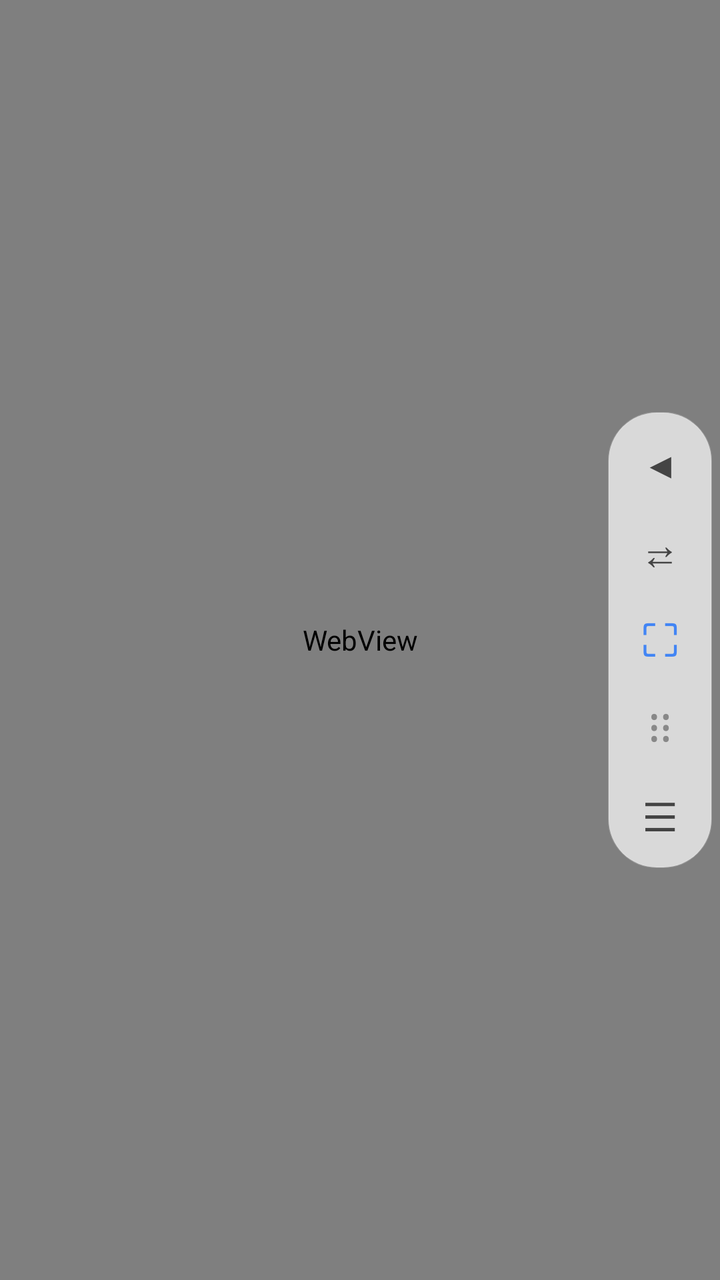
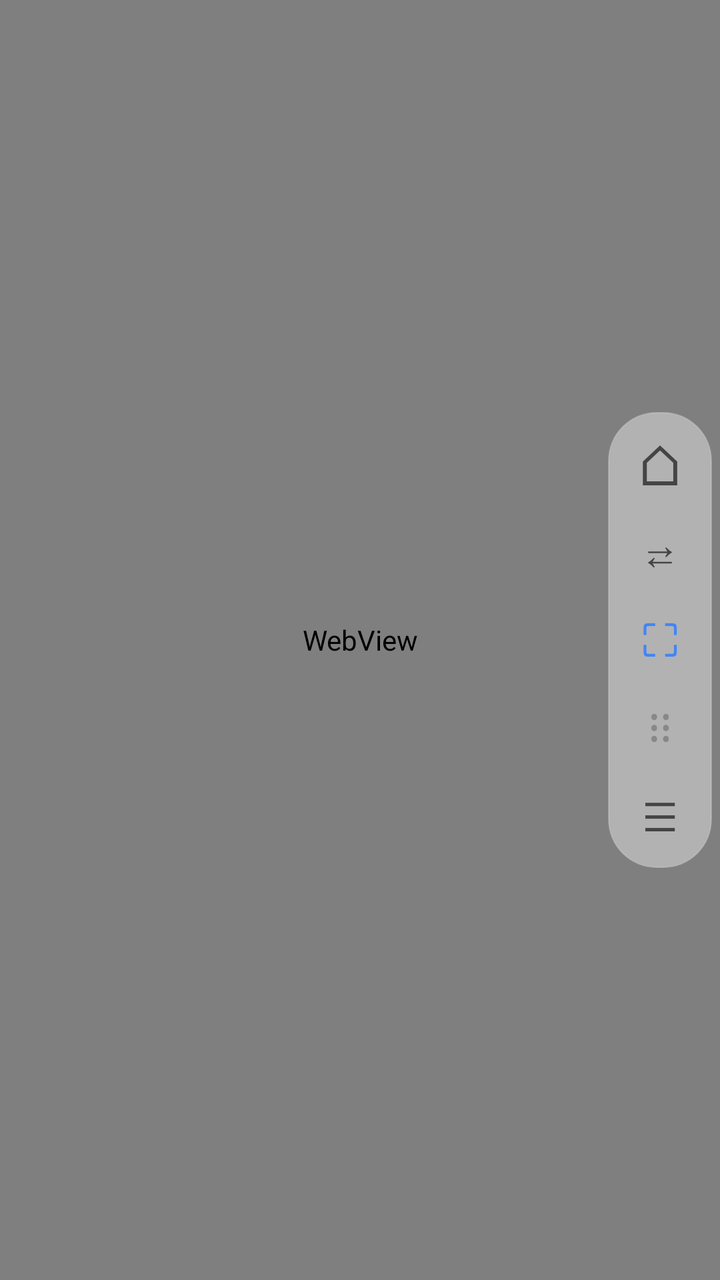

An Android layout rendered at two revisions. The XML below is the earlier revision; the diff shows what the commit changed to produce the second picture.
<!-- AndroidManifest.xml: application theme Theme.Datcraft -->
<!-- res/layout/floating_webview.xml -->
<?xml version="1.0" encoding="utf-8"?>
<FrameLayout xmlns:android="http://schemas.android.com/apk/res/android"
    android:layout_width="match_parent"
    android:layout_height="match_parent"
    android:background="#CC000000">

    
    <WebView
        android:id="@+id/floatingWebView"
        android:layout_width="match_parent"
        android:layout_height="match_parent" />

    
    <LinearLayout
        android:id="@+id/toolbarPill"
        android:layout_width="wrap_content"
        android:layout_height="wrap_content"
        android:layout_gravity="end|center_vertical"
        android:layout_marginEnd="4dp"
        android:orientation="vertical"
        android:background="@drawable/toolbar_pill_bg"
        android:elevation="8dp"
        android:padding="4dp">

        
        <TextView
            android:id="@+id/btnBack"
            android:layout_width="44dp"
            android:layout_height="44dp"
            android:gravity="center"
            android:text="◀"
            android:textColor="#444444"
            android:textSize="18sp"
            android:background="?android:attr/selectableItemBackgroundBorderless"
            android:clickable="true"
            android:focusable="true"
            android:contentDescription="@string/go_back" />

        
        <TextView
            android:id="@+id/btnSwapSide"
            android:layout_width="44dp"
            android:layout_height="44dp"
            android:gravity="center"
            android:text="⇄"
            android:textColor="#444444"
            android:textSize="20sp"
            android:background="?android:attr/selectableItemBackgroundBorderless"
            android:clickable="true"
            android:focusable="true"
            android:contentDescription="@string/swap_sides" />

        
        <TextView
            android:id="@+id/btnFullScreen"
            android:layout_width="44dp"
            android:layout_height="44dp"
            android:gravity="center"
            android:text="⛶"
            android:textColor="#4285F4"
            android:textSize="22sp"
            android:background="?android:attr/selectableItemBackgroundBorderless"
            android:clickable="true"
            android:focusable="true"
            android:contentDescription="@string/full_screen" />

        
        <TextView
            android:id="@+id/dragHandle"
            android:layout_width="44dp"
            android:layout_height="44dp"
            android:gravity="center"
            android:text="⠿"
            android:textColor="#888888"
            android:textSize="22sp"
            android:contentDescription="@string/drag_handle" />

        
        <TextView
            android:id="@+id/btnMinimize"
            android:layout_width="44dp"
            android:layout_height="44dp"
            android:gravity="center"
            android:text="☰"
            android:textColor="#444444"
            android:textSize="20sp"
            android:background="?android:attr/selectableItemBackgroundBorderless"
            android:clickable="true"
            android:focusable="true"
            android:contentDescription="@string/minimize" />

    </LinearLayout>

</FrameLayout>
<!-- resources referenced by this layout -->
<resources>
  <!-- drawable toolbar_pill_bg (drawable) -->
  <?xml version="1.0" encoding="utf-8"?>
  <shape xmlns:android="http://schemas.android.com/apk/res/android"
      android:shape="rectangle">
      
      <solid android:color="#B3FFFFFF" />
      <corners android:radius="24dp" />
      <stroke
          android:width="0.5dp"
          android:color="#33FFFFFF" />
  </shape>
  <string name="drag_handle">Drag to move</string>
  <string name="full_screen">Full screen</string>
  <string name="go_back">Go back</string>
  <string name="minimize">Minimize</string>
  <string name="swap_sides">Swap sides</string>
  <style name="Theme.Datcraft" parent="Theme.AppCompat.NoActionBar">
          <item name="android:windowFullscreen">true</item>
          <item name="android:windowNoTitle">true</item>
          <item name="android:statusBarColor">#00000000</item>
          <item name="android:navigationBarColor">#00000000</item>
          <item name="android:windowTranslucentStatus">true</item>
          <item name="android:windowTranslucentNavigation">true</item>
      </style>
</resources>

<!-- the commit's change to res/layout/floating_webview.xml (unified diff, before → after) -->
@@ -24,17 +24,17 @@
 
         
         <TextView
-            android:id="@+id/btnBack"
+            android:id="@+id/btnHome"
             android:layout_width="44dp"
             android:layout_height="44dp"
             android:gravity="center"
-            android:text="◀"
+            android:text="⌂"
             android:textColor="#444444"
-            android:textSize="18sp"
+            android:textSize="28sp"
             android:background="?android:attr/selectableItemBackgroundBorderless"
             android:clickable="true"
             android:focusable="true"
-            android:contentDescription="@string/go_back" />
+            android:contentDescription="@string/go_home" />
 
         
         <TextView
<!-- resource entries referenced after the edit -->
@@ -5,7 +5,7 @@
   <shape xmlns:android="http://schemas.android.com/apk/res/android"
       android:shape="rectangle">
       
-      <solid android:color="#B3FFFFFF" />
+      <solid android:color="#66FFFFFF" />
       <corners android:radius="24dp" />
       <stroke
           android:width="0.5dp"
@@ -13,7 +13,7 @@
   </shape>
   <string name="drag_handle">Drag to move</string>
   <string name="full_screen">Full screen</string>
-  <string name="go_back">Go back</string>
+  <string name="go_home">Go home</string>
   <string name="minimize">Minimize</string>
   <string name="swap_sides">Swap sides</string>
   <style name="Theme.Datcraft" parent="Theme.AppCompat.NoActionBar">
